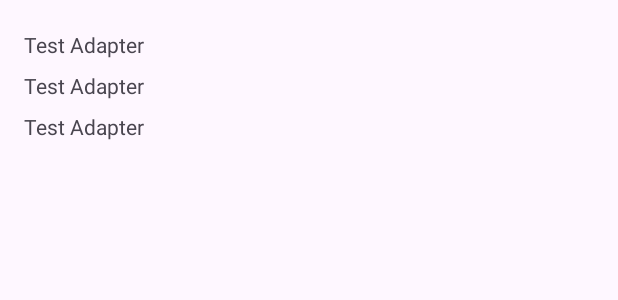
After one commit to noname6996-tta/Daily-Task-Team-T, an Android app: the layout fragment_task.xml on its own in the app's theme, with its tools: preview values and no code run, on a phone screen of 412 x 824 dp. The commit adds this screen. Shown: the top 300 px of the screen. Run offline under Robolectric (Android 15) with nearby library versions, the phone set to English and light mode, and no system bars.

Commit message:
sửa một số lỗi phát sinh

```diff
--- /dev/null
+++ b/app/src/main/res/layout/fragment_task.xml
@@ -0,0 +1,16 @@
+<?xml version="1.0" encoding="utf-8"?>
+<androidx.constraintlayout.widget.ConstraintLayout xmlns:android="http://schemas.android.com/apk/res/android"
+    android:layout_width="match_parent"
+    android:layout_height="match_parent"
+    xmlns:app="http://schemas.android.com/apk/res-auto"
+    xmlns:tools="http://schemas.android.com/tools">
+    <androidx.recyclerview.widget.RecyclerView
+        android:id="@+id/rcv"
+        android:layout_width="match_parent"
+        android:layout_height="match_parent"
+        android:clipToPadding="false"
+        android:orientation="vertical"
+        android:paddingVertical="16dp"
+        app:layoutManager="androidx.recyclerview.widget.LinearLayoutManager"
+        tools:listitem="@layout/item_test_adapter" />
+</androidx.constraintlayout.widget.ConstraintLayout>
--- a/core-model/src/main/java/com/tta/core_model/model/Task.kt
+++ b/core-model/src/main/java/com/tta/core_model/model/Task.kt
@@ -1,4 +1,3 @@
 package com.tta.core_model.model
 
-class Task {
-}
+// Tạm thời không dùng đến core model để xem xét lại có khi không cần thiết lắm
```
Also changed, not shown: app/src/main/java/com/tta/dailytaskteamt/ui/calender/CalenderFragment.kt (+4 -4 lines), app/src/main/java/com/tta/dailytaskteamt/ui/task/TaskFragment.kt (+12 -9 lines), app/src/main/res/layout/fragment_calender.xml (renamed from app/src/main/res/layout/fragment_home.xml).
